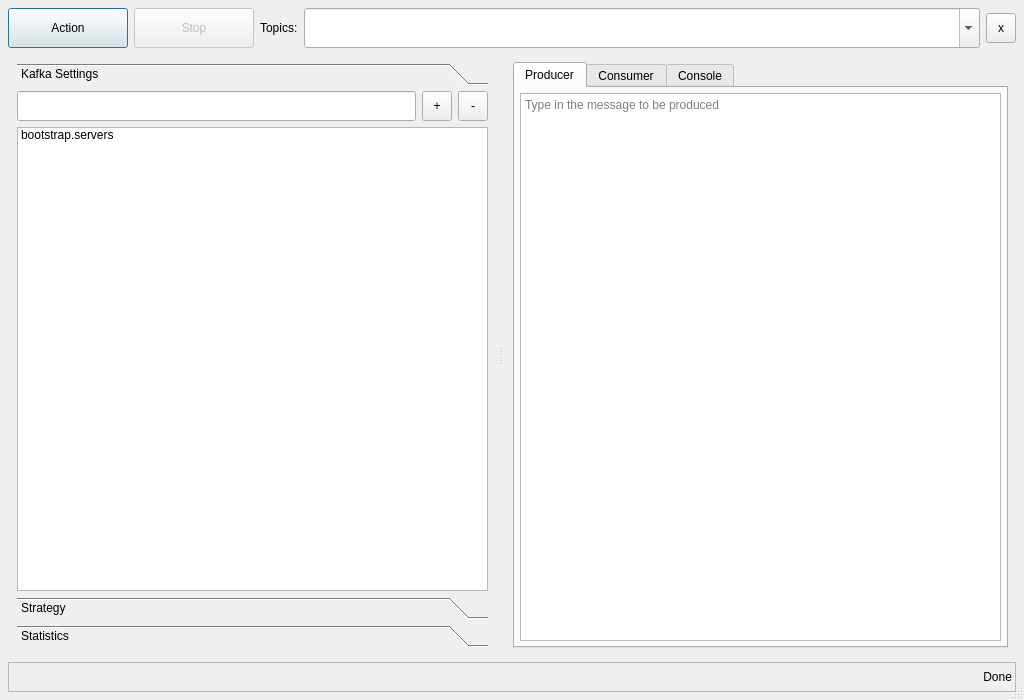
Old version of the form src/app/kafman/src/main/resources/forms/main_qt_view.ui in the repository yorevs/hspylib.
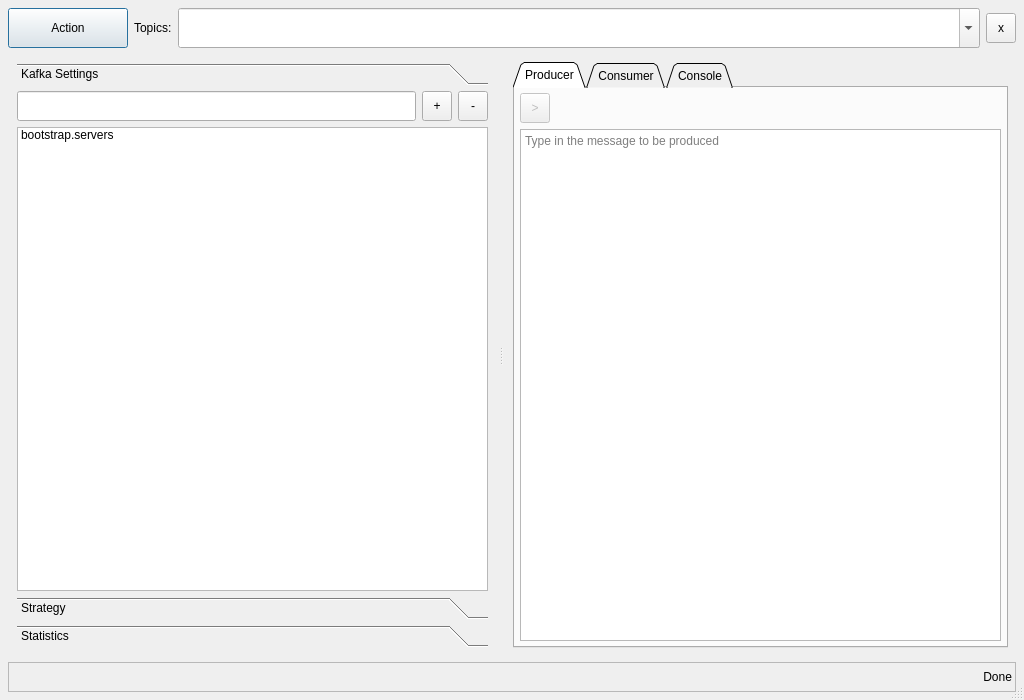
New version of the form. The open tabs and pages were chosen to show the change. Custom widgets are drawn as their Qt base class.

```diff
--- a/src/app/kafman/src/main/resources/forms/main_qt_view.ui
+++ b/src/app/kafman/src/main/resources/forms/main_qt_view.ui
@@ -62,7 +62,7 @@
       <property name="bottomMargin">
        <number>0</number>
       </property>
-      <item row="1" column="7">
+      <item row="1" column="6">
        <widget class="HComboBox" name="cmb_topic">
         <property name="sizePolicy">
          <sizepolicy hsizetype="Expanding" vsizetype="Fixed">
@@ -121,42 +121,14 @@
         </property>
        </widget>
       </item>
-      <item row="1" column="6">
+      <item row="1" column="5">
        <widget class="QLabel" name="lbl_topic">
         <property name="text">
          <string>Topics:</string>
         </property>
        </widget>
       </item>
-      <item row="1" column="5">
-       <widget class="QPushButton" name="btn_stop">
-        <property name="enabled">
-         <bool>false</bool>
-        </property>
-        <property name="minimumSize">
-         <size>
-          <width>120</width>
-          <height>40</height>
-         </size>
-        </property>
-        <property name="maximumSize">
-         <size>
-          <width>120</width>
-          <height>16777215</height>
-         </size>
-        </property>
-        <property name="text">
-         <string>Stop</string>
-        </property>
-        <property name="iconSize">
-         <size>
-          <width>24</width>
-          <height>24</height>
-         </size>
-        </property>
-       </widget>
-      </item>
-      <item row="1" column="8">
+      <item row="1" column="7">
        <widget class="QToolButton" name="tbtn_clear_topics">
         <property name="minimumSize">
          <size>
@@ -790,6 +762,9 @@
          <property name="autoFillBackground">
           <bool>true</bool>
          </property>
+         <property name="tabShape">
+          <enum>QTabWidget::Triangular</enum>
+         </property>
          <property name="currentIndex">
           <number>2</number>
          </property>
@@ -810,11 +785,45 @@
            <property name="bottomMargin">
             <number>5</number>
            </property>
+           <item>
+            <widget class="QToolButton" name="tbtn_produce">
+             <property name="enabled">
+              <bool>false</bool>
+             </property>
+             <property name="minimumSize">
+              <size>
+               <width>30</width>
+               <height>30</height>
+              </size>
+             </property>
+             <property name="maximumSize">
+              <size>
+               <width>30</width>
+               <height>30</height>
+              </size>
+             </property>
+             <property name="text">
+              <string>&gt;</string>
+             </property>
+             <property name="iconSize">
+              <size>
+               <width>24</width>
+               <height>24</height>
+              </size>
+             </property>
+            </widget>
+           </item>
            <item>
             <widget class="HConsole" name="txt_producer">
              <property name="readOnly">
               <bool>false</bool>
              </property>
+             <property name="tabStopWidth">
+              <number>120</number>
+             </property>
+             <property name="acceptRichText">
+              <bool>false</bool>
+             </property>
              <property name="placeholderText">
               <string>Type in the message to be produced</string>
              </property>
@@ -925,6 +934,11 @@
    <extends>QComboBox</extends>
    <header>hspylib.modules.qt.promotions.hcombobox</header>
   </customwidget>
+  <customwidget>
+   <class>HTableView</class>
+   <extends>QTableView</extends>
+   <header>hspylib.modules.qt.promotions.htableview</header>
+  </customwidget>
  </customwidgets>
  <resources/>
  <connections>
```
Left out of the diff: 15 changed lines with no effect on the pictures.
